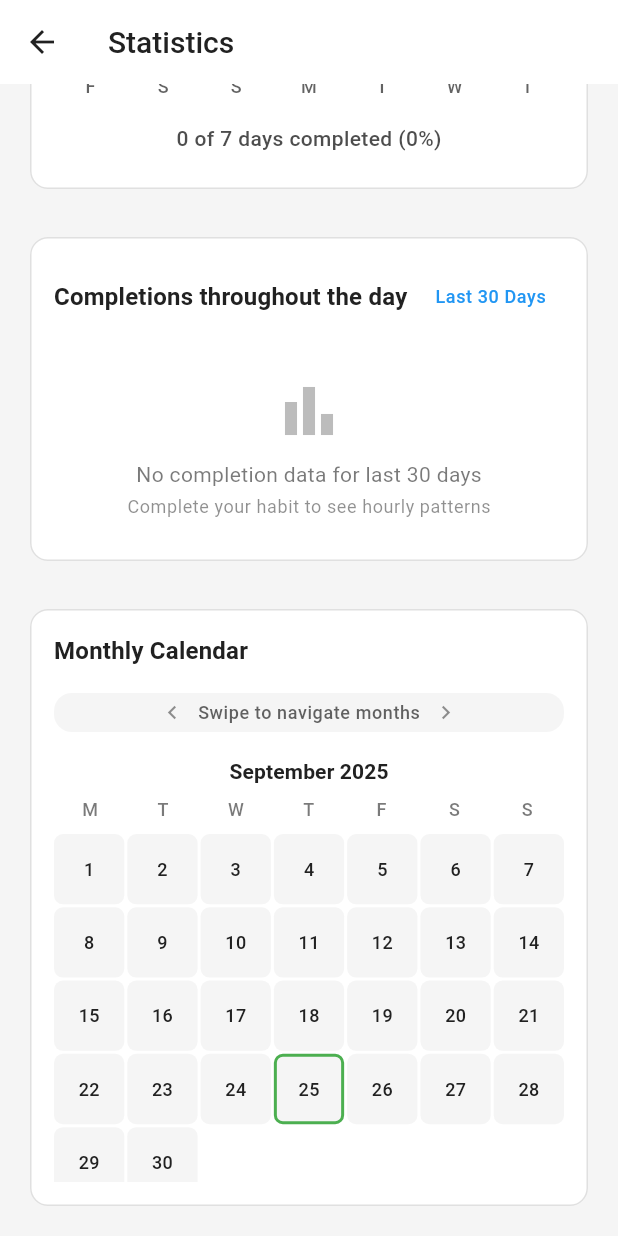
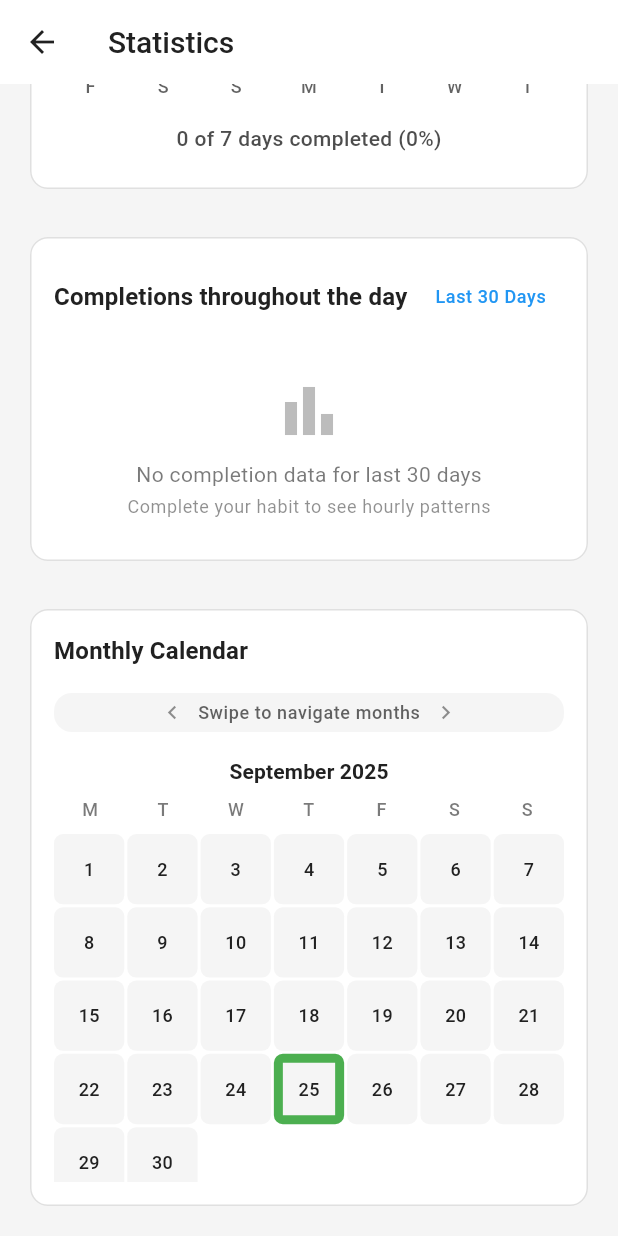
Before and after one commit to fcavaletto/habit_forge_app, a Flutter app: the StatsScreen screen opened directly with empty values, scrolled down 809 dp, on a phone screen of 412 x 824 dp. Run offline on Flutter 3.47's test engine with Material 3 defaults, Android fonts, the phone set to English and light mode, and no system bars; our stand-ins replace file_picker, fl_chart, flutter_local_notifications, share_plus, sqflite, timezone; accounts and stored records are empty.

Commit message:
feat: Make today indicator border three times thicker in monthly calendar
Enhancement:
- Change border width from 2 to 6 pixels
- Makes today's date much more prominent and visible
- Improves visual emphasis for current date

Visual Impact:
- Today's date now has a bold, thick green border
- More noticeable even when box is filled with completion colors
- Better accessibility and user experience
- Maintains professional appearance while improving visibility

This makes the current date indicator much more prominent
and easier to identify on the calendar.

```diff
--- a/lib/widgets/stats/monthly_calendar.dart
+++ b/lib/widgets/stats/monthly_calendar.dart
@@ -214,7 +214,7 @@ class _MonthlyCalendarState extends State<MonthlyCalendar> {
                   border: isToday
                       ? Border.all(
                           color: Theme.of(context).colorScheme.secondary,
-                          width: 2,
+                          width: 6,
                         )
                       : null,
                   // Add gradient for partial completion
```
